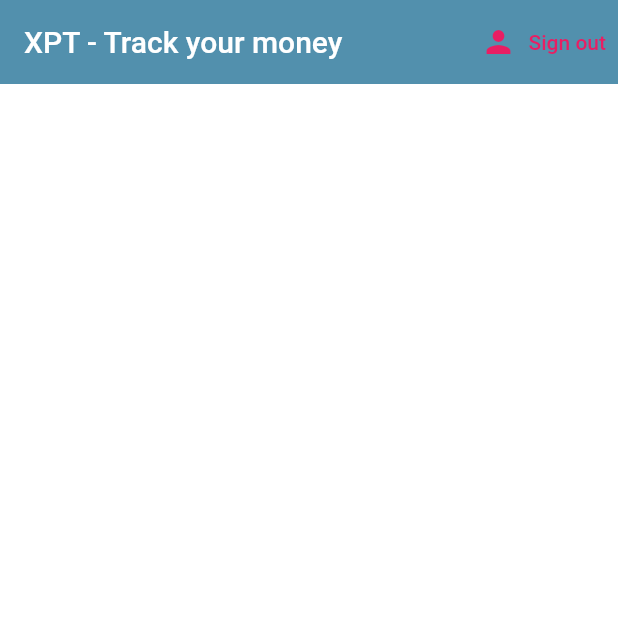
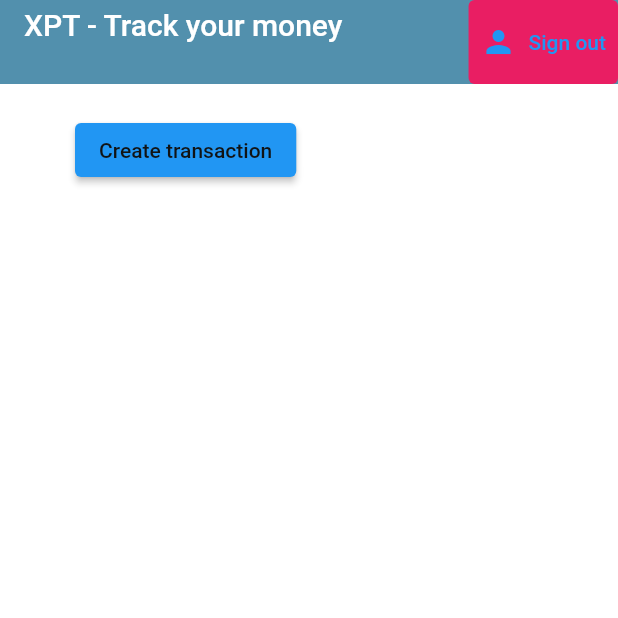
Before and after one commit to uhrinbea22/XPT, a Flutter app: the screen it shows once a user with an empty profile is signed in, on a phone screen of 412 x 824 dp, the top half of it. Run offline on Flutter 3.47's test engine with Material 2 defaults, Android fonts, the phone set to English and light mode, and no system bars; our stand-ins replace cloud_firestore, firebase_auth, firebase_core; missing offline and left inert: dart:html; accounts and stored records are empty; network calls fail.

Commit message:
signup done

```diff
--- a/app/lib/screens/authenticate/sign_up.dart
+++ b/app/lib/screens/authenticate/sign_up.dart
@@ -32,7 +32,7 @@ class _SignUpState extends State<SignUp> {
                 widget.toggelView();
               },
               style: TextButton.styleFrom(
-                primary: const Color.fromARGB(255, 255, 255, 255),
+                backgroundColor: const Color.fromARGB(120, 120, 255, 255),
               ),
               icon: const Icon(Icons.person),
               label: const Text('Sign In'))
--- a/app/lib/screens/home/home.dart
+++ b/app/lib/screens/home/home.dart
@@ -1,3 +1,4 @@
+import 'package:app/screens/home/create_transaction.dart';
 import 'package:firebase_auth/firebase_auth.dart';
 import 'package:flutter/material.dart';
 
@@ -13,14 +14,15 @@ class Home extends StatelessWidget {
     return Scaffold(
         backgroundColor: Colors.white,
         appBar: AppBar(
-        title: const Text('XPT - Track your money'),
+          title: Text(
+              'XPT - Track your money\n${_authService.getuser()!.email}'),
           backgroundColor: Color.fromARGB(255, 82, 144, 173),
           elevation: 0.0,
           actions: <Widget>[
             TextButton.icon(
               icon: Icon(Icons.person),
               style: TextButton.styleFrom(
-              primary: Colors.pink,
+                backgroundColor: Colors.pink,
               ),
               label: Text('Sign out'),
               onPressed: () async {
@@ -30,6 +32,20 @@ class Home extends StatelessWidget {
             )
           ],
         ),
+        body: Container(
+          padding: const EdgeInsets.symmetric(vertical: 20.0, horizontal: 50.0),
+          child: ElevatedButton(
+              child: const Text(
+                'Create transaction',
+                style: TextStyle(color: Color.fromARGB(255, 17, 19, 20)),
+              ),
+              onPressed: () {
+                Navigator.push(
+                  context,
+                  MaterialPageRoute(builder: (context) => CreateTransacton()),
                 );
+                //return to create_transaction page
+              }),
+        ));
   }
 }
--- a/app/lib/services/auth_service.dart
+++ b/app/lib/services/auth_service.dart
@@ -32,6 +32,8 @@ class AuthService {
       return await _auth.signInWithEmailAndPassword(
           email: email, password: password);
     } catch (e) {
+      print(email);
+      print(password);
       print(e.toString());
       return null;
     }
```
Also changed, not shown: app/lib/screens/adds/addExpense.dart (added, +84 -0 lines), app/lib/screens/authenticate/sign_in.dart (+8 -5 lines). Lines whose indentation alone changed are shown as unchanged.
